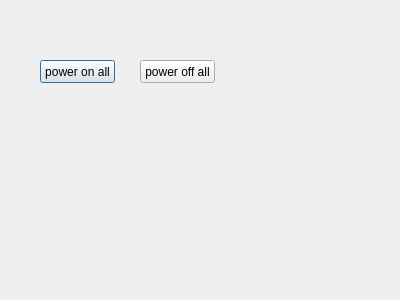
Before: the Qt Designer form dialog.ui in baradoid/polden-projector-desktop-ctrl-test, drawn with Qt 5.
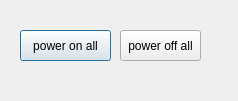
After: the same form once the commit is applied.

Patch:
```diff
--- a/dialog.ui
+++ b/dialog.ui
@@ -6,8 +6,8 @@
    <rect>
     <x>0</x>
     <y>0</y>
-    <width>400</width>
-    <height>300</height>
+    <width>238</width>
+    <height>101</height>
    </rect>
   </property>
   <property name="windowTitle">
@@ -16,10 +16,10 @@
   <widget class="QPushButton" name="pushButtonPowerOnAll">
    <property name="geometry">
     <rect>
-     <x>40</x>
-     <y>60</y>
-     <width>75</width>
-     <height>23</height>
+     <x>20</x>
+     <y>30</y>
+     <width>91</width>
+     <height>31</height>
     </rect>
    </property>
    <property name="text">
@@ -29,10 +29,10 @@
   <widget class="QPushButton" name="pushButtonPowerOffAll">
    <property name="geometry">
     <rect>
-     <x>140</x>
-     <y>60</y>
-     <width>75</width>
-     <height>23</height>
+     <x>120</x>
+     <y>30</y>
+     <width>81</width>
+     <height>31</height>
     </rect>
    </property>
    <property name="text">
```
